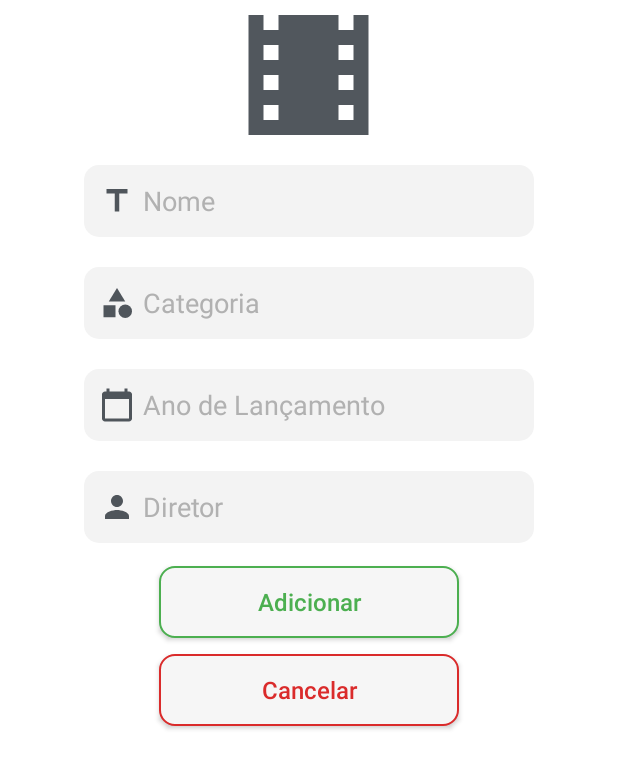
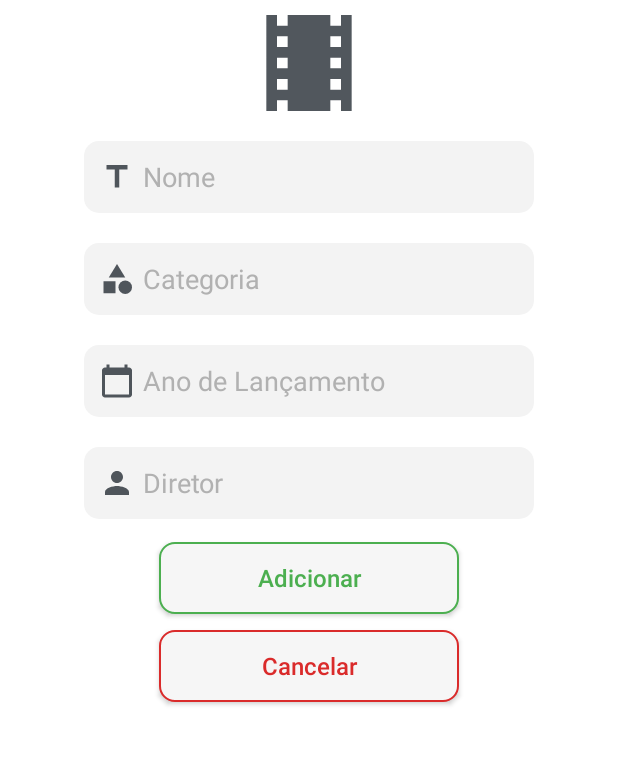
Before and after one commit to FelipeRaulino/mobile-2021.2, an Android app: the MovieActivity screen opened directly, with no data from a screen before it, on a phone screen of 412 x 824 dp. Shown: the top 769 px of the screen. Run offline under Robolectric (Android 15) with nearby library versions, the phone set to English and light mode, and no system bars.

Commit message:
editing activity_movie

```diff
--- a/NavegacaoTelas/app/src/main/java/com/example/navegacaotelas/MainActivity.java
+++ b/NavegacaoTelas/app/src/main/java/com/example/navegacaotelas/MainActivity.java
@@ -40,7 +40,7 @@ public class MainActivity extends AppCompatActivity {
 
         listViewFilmes = findViewById(R.id.listViewFilmes);
         listViewFilmes.setAdapter(adapter);
-        listViewFilmes.setSelector(android.R.color.holo_blue_light);
+        listViewFilmes.setSelector(R.color.purple_700);
 
         listViewFilmes.setOnItemClickListener(new AdapterView.OnItemClickListener() {
             @Override
--- a/NavegacaoTelas/app/src/main/java/com/example/navegacaotelas/MovieActivity.java
+++ b/NavegacaoTelas/app/src/main/java/com/example/navegacaotelas/MovieActivity.java
@@ -22,7 +22,7 @@ public class MovieActivity extends AppCompatActivity {
     @Override
     protected void onCreate(Bundle savedInstanceState) {
         super.onCreate(savedInstanceState);
-        setContentView(R.layout.activity_contact);
+        setContentView(R.layout.activity_movie);
 
         editTextNome = findViewById(R.id.editTextNome);
         editTextCategoria = findViewById(R.id.editTextCategoria);
--- /dev/null
+++ b/NavegacaoTelas/app/src/main/res/layout/activity_movie.xml
@@ -0,0 +1,170 @@
+<?xml version="1.0" encoding="utf-8"?>
+<androidx.constraintlayout.widget.ConstraintLayout xmlns:android="http://schemas.android.com/apk/res/android"
+    xmlns:app="http://schemas.android.com/apk/res-auto"
+    xmlns:tools="http://schemas.android.com/tools"
+    android:layout_width="match_parent"
+    android:layout_height="match_parent"
+    tools:context=".MovieActivity">
+
+    <LinearLayout
+        android:layout_width="match_parent"
+        android:layout_height="match_parent"
+        android:orientation="vertical">
+
+        <LinearLayout
+            android:layout_width="64dp"
+            android:layout_height="64dp"
+            android:layout_gravity="center_horizontal"
+            android:layout_marginTop="10dp"
+            android:layout_marginBottom="10dp"
+            android:orientation="horizontal">
+
+            <ImageView
+                android:id="@+id/imageView"
+                android:layout_width="64dp"
+                android:layout_height="64dp"
+                android:layout_weight="1"
+                app:srcCompat="@drawable/ic_action_movie" />
+        </LinearLayout>
+
+        <LinearLayout
+            android:layout_width="300dp"
+            android:layout_height="wrap_content"
+            android:layout_gravity="center_horizontal"
+            android:orientation="horizontal">
+
+            <EditText
+                android:id="@+id/editTextNome"
+                android:layout_width="wrap_content"
+                android:layout_height="wrap_content"
+                android:layout_marginTop="10dp"
+                android:layout_marginBottom="10dp"
+                android:layout_weight="1"
+                android:background="@drawable/custom_input"
+                android:drawableStart="@drawable/ic_action_title"
+                android:drawablePadding="5dp"
+                android:ems="10"
+                android:hint="Nome"
+                android:inputType="textPersonName"
+                android:minHeight="48dp"
+                android:paddingStart="10dp"
+                android:textColor="#303749"
+                android:textColorHint="#B1B1B1" />
+        </LinearLayout>
+
+        <LinearLayout
+            android:layout_width="300dp"
+            android:layout_height="wrap_content"
+            android:layout_gravity="center_horizontal"
+            android:orientation="horizontal">
+
+            <EditText
+                android:id="@+id/editTextCategoria"
+                android:layout_width="wrap_content"
+                android:layout_height="wrap_content"
+                android:layout_marginTop="10dp"
+                android:layout_marginBottom="10dp"
+                android:layout_weight="1"
+                android:background="@drawable/custom_input"
+                android:drawableStart="@drawable/ic_action_category"
+                android:drawablePadding="5dp"
+                android:ems="10"
+                android:hint="Categoria"
+                android:inputType="textPersonName"
+                android:minHeight="48dp"
+                android:paddingStart="10dp"
+                android:textColor="#303749"
+                android:textColorHint="#B1B1B1" />
+        </LinearLayout>
+
+        <LinearLayout
+            android:layout_width="300dp"
+            android:layout_height="wrap_content"
+            android:layout_gravity="center_horizontal"
+            android:orientation="horizontal">
+
+            <EditText
+                android:id="@+id/editTextAnoLancamento"
+                android:layout_width="wrap_content"
+                android:layout_height="wrap_content"
+                android:layout_marginTop="10dp"
+                android:layout_marginBottom="10dp"
+                android:layout_weight="1"
+                android:background="@drawable/custom_input"
+                android:drawableStart="@drawable/ic_action_year"
+                android:drawablePadding="5dp"
+                android:ems="10"
+                android:hint="Ano de Lançamento"
+                android:inputType="textPersonName"
+                android:minHeight="48dp"
+                android:paddingStart="10dp"
+                android:textColor="#303749"
+                android:textColorHint="#B1B1B1" />
+        </LinearLayout>
+
+        <LinearLayout
+            android:layout_width="300dp"
+            android:layout_height="wrap_content"
+            android:layout_gravity="center_horizontal"
+            android:orientation="horizontal">
+
+            <EditText
+                android:id="@+id/editTextDiretor"
+                android:layout_width="wrap_content"
+                android:layout_height="wrap_content"
+                android:layout_marginTop="10dp"
+                android:layout_marginBottom="10dp"
+                android:layout_weight="1"
+                android:background="@drawable/custom_input"
+                android:drawableStart="@drawable/ic_action_director"
+                android:drawablePadding="5dp"
+                android:ems="10"
+                android:hint="Diretor"
+                android:inputType="textPersonName"
+                android:minHeight="48dp"
+                android:paddingStart="10dp"
+                android:textColor="#303749"
+                android:textColorHint="#B1B1B1" />
+        </LinearLayout>
+
+        <LinearLayout
+            android:layout_width="wrap_content"
+            android:layout_height="wrap_content"
+            android:layout_gravity="center_horizontal"
+            android:orientation="vertical">
+
+            <androidx.appcompat.widget.AppCompatButton
+                android:id="@+id/button"
+                android:layout_width="200dp"
+                android:layout_height="48dp"
+                android:layout_margin="5dp"
+                android:layout_weight="1"
+                android:background="@drawable/custom_button"
+                android:onClick="adicionar"
+                android:text="Adicionar"
+                android:textAlignment="center"
+                android:textAllCaps="false"
+                android:textAppearance="@style/TextAppearance.AppCompat.Body2"
+                android:textColor="#4CAF50"
+                android:textSize="16dp" />
+
+            <androidx.appcompat.widget.AppCompatButton
+                android:id="@+id/button2"
+                android:layout_width="200dp"
+                android:layout_height="48dp"
+                android:layout_margin="5dp"
+                android:layout_weight="1"
+                android:background="@drawable/custom_cancel_button"
+                android:onClick="cancelar"
+                android:text="Cancelar"
+                android:textAlignment="center"
+                android:textAllCaps="false"
+                android:textAppearance="@style/TextAppearance.AppCompat.Body2"
+                android:textColor="#DA2B2B"
+                android:textSize="16dp" />
+
+        </LinearLayout>
+
+
+    </LinearLayout>
+</androidx.constraintlayout.widget.ConstraintLayout>
--- a/NavegacaoTelas/app/src/main/res/values-night/themes.xml
+++ b/NavegacaoTelas/app/src/main/res/values-night/themes.xml
@@ -2,7 +2,7 @@
     <!-- Base application theme. -->
     <style name="Theme.NavegacaoTelas" parent="Theme.MaterialComponents.DayNight.DarkActionBar">
         <!-- Primary brand color. -->
-        <item name="colorPrimary">@color/purple_200</item>
+        <item name="colorPrimary">#303749</item>
         <item name="colorPrimaryVariant">@color/purple_700</item>
         <item name="colorOnPrimary">@color/black</item>
         <!-- Secondary brand color. -->
--- a/NavegacaoTelas/app/src/main/res/values/themes.xml
+++ b/NavegacaoTelas/app/src/main/res/values/themes.xml
@@ -2,7 +2,7 @@
     <!-- Base application theme. -->
     <style name="Theme.NavegacaoTelas" parent="Theme.MaterialComponents.DayNight.DarkActionBar">
         <!-- Primary brand color. -->
-        <item name="colorPrimary">@color/purple_500</item>
+        <item name="colorPrimary">#303749</item>
         <item name="colorPrimaryVariant">@color/purple_700</item>
         <item name="colorOnPrimary">@color/white</item>
         <!-- Secondary brand color. -->
```
Also changed, not shown: NavegacaoTelas/app/src/main/res/drawable-hdpi/ic_action_movie.png, NavegacaoTelas/app/src/main/res/drawable-mdpi/ic_action_movie.png, NavegacaoTelas/app/src/main/res/drawable-xhdpi/ic_action_movie.png, NavegacaoTelas/app/src/main/res/drawable-xxhdpi/ic_action_movie.png, NavegacaoTelas/app/src/main/res/drawable-xxxhdpi/ic_action_movie.png (added).
